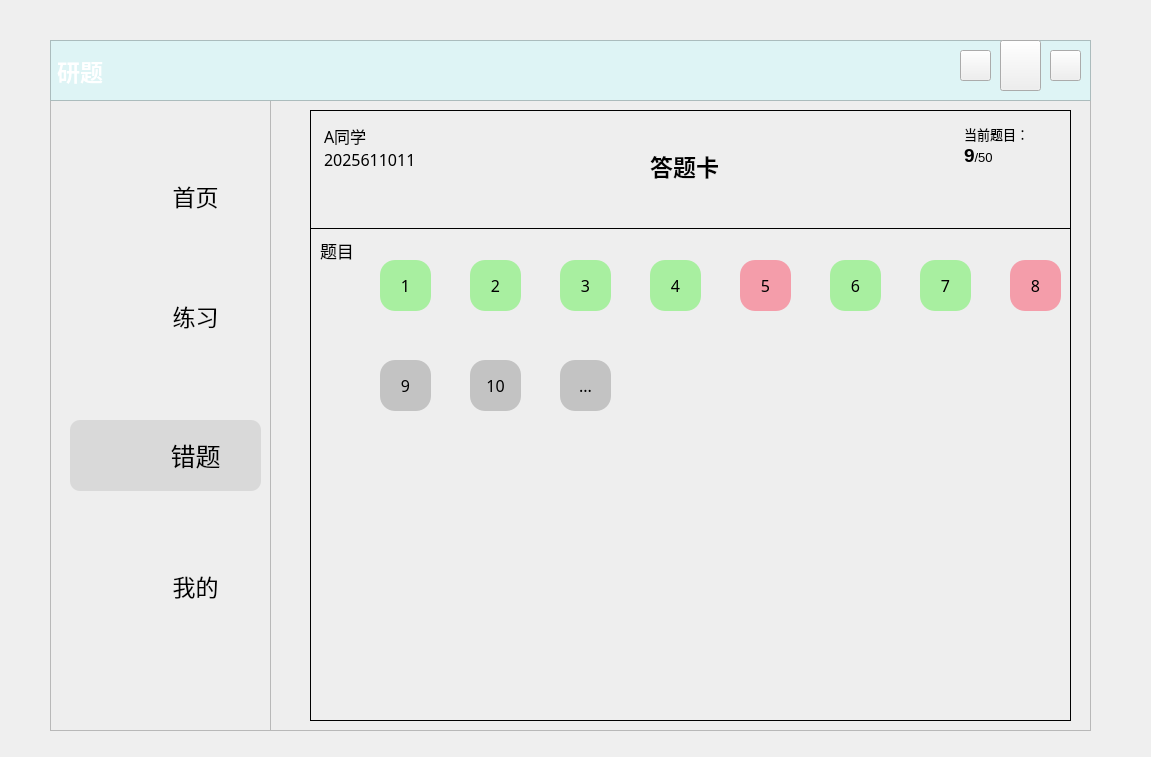
This is UI前端/UI美化1.0/错题答题卡UI_1.0.ui in EdmitSpera/Postgraduate-question-system as Qt 5 draws it before an edit. The edited form follows.
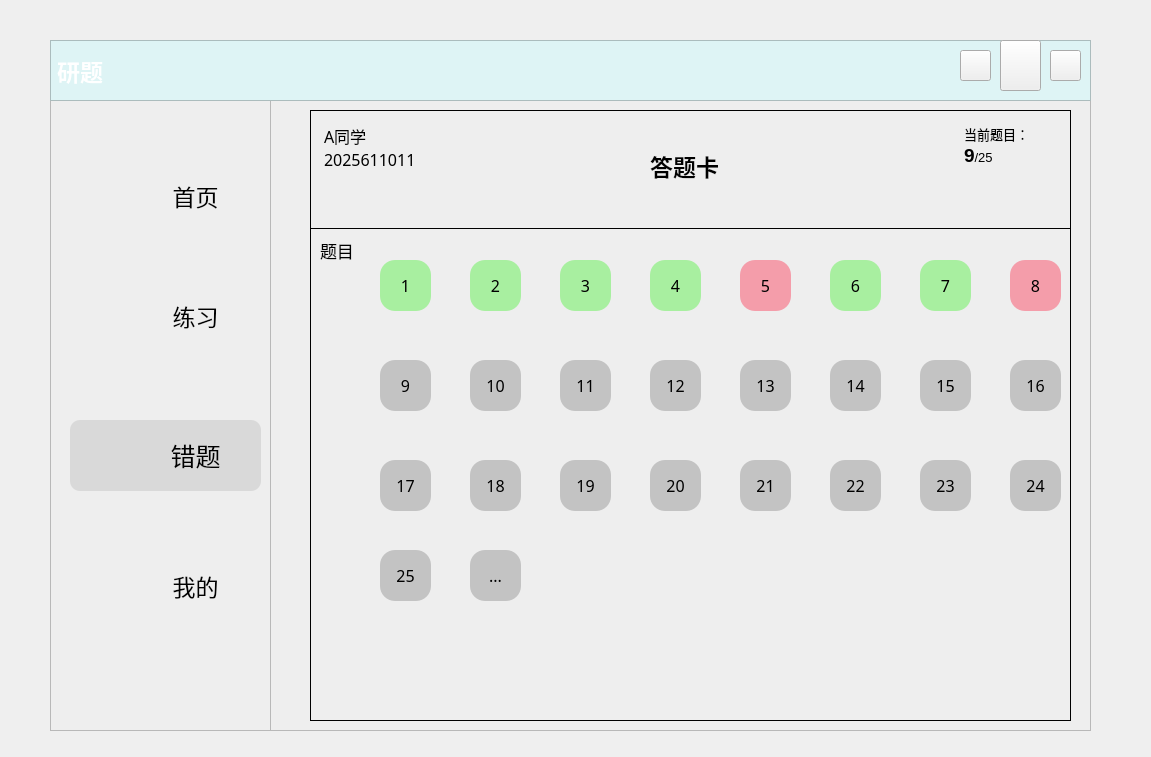
This is the edited form. Icons and pictures are not drawn.

Diff of the .ui file:
```diff
--- a/UI前端/UI美化1.0/错题答题卡UI_1.0.ui
+++ b/UI前端/UI美化1.0/错题答题卡UI_1.0.ui
@@ -538,7 +538,7 @@
 p, li { white-space: pre-wrap; }
 &lt;/style&gt;&lt;/head&gt;&lt;body style=&quot; font-family:'SimSun'; font-size:9pt; font-weight:400; font-style:normal;&quot;&gt;
 &lt;p style=&quot; margin-top:0px; margin-bottom:0px; margin-left:0px; margin-right:0px; -qt-block-indent:0; text-indent:0px;&quot;&gt;&lt;span style=&quot; font-size:10pt;&quot;&gt;当前题目：&lt;/span&gt;&lt;/p&gt;
-&lt;p style=&quot; margin-top:0px; margin-bottom:0px; margin-left:0px; margin-right:0px; -qt-block-indent:0; text-indent:0px;&quot;&gt;&lt;span style=&quot; font-size:14pt; font-weight:600;&quot;&gt;9&lt;/span&gt;&lt;span style=&quot; font-size:10pt;&quot;&gt;/50&lt;/span&gt;&lt;/p&gt;
+&lt;p style=&quot; margin-top:0px; margin-bottom:0px; margin-left:0px; margin-right:0px; -qt-block-indent:0; text-indent:0px;&quot;&gt;&lt;span style=&quot; font-size:14pt; font-weight:600;&quot;&gt;9&lt;/span&gt;&lt;span style=&quot; font-size:10pt;&quot;&gt;/25&lt;/span&gt;&lt;/p&gt;
 &lt;p style=&quot;-qt-paragraph-type:empty; margin-top:0px; margin-bottom:0px; margin-left:0px; margin-right:0px; -qt-block-indent:0; text-indent:0px;&quot;&gt;&lt;br /&gt;&lt;/p&gt;&lt;/body&gt;&lt;/html&gt;</string>
     </property>
    </widget>
@@ -924,8 +924,8 @@
    <widget class="QPushButton" name="wrong_Qmore">
     <property name="geometry">
      <rect>
-      <x>250</x>
-      <y>250</y>
+      <x>160</x>
+      <y>440</y>
       <width>51</width>
       <height>51</height>
      </rect>
@@ -953,6 +953,486 @@
      <string>...</string>
     </property>
    </widget>
+   <widget class="QPushButton" name="wrong_Q11">
+    <property name="geometry">
+     <rect>
+      <x>250</x>
+      <y>250</y>
+      <width>51</width>
+      <height>51</height>
+     </rect>
+    </property>
+    <property name="font">
+     <font>
+      <family>微软雅黑</family>
+      <pointsize>12</pointsize>
+     </font>
+    </property>
+    <property name="styleSheet">
+     <string notr="true">QPushButton{
+background-color: rgb(195, 195, 195);
+border-radius:15px}
+QPushButton:pressed{
+	padding-left:5px;
+	padding-top:5px;
+}
+QPushButton:hover{
+	background-color: rgb(217, 217, 217);
+	border-radius:15px
+}</string>
+    </property>
+    <property name="text">
+     <string>11</string>
+    </property>
+   </widget>
+   <widget class="QPushButton" name="wrong_Q12">
+    <property name="geometry">
+     <rect>
+      <x>340</x>
+      <y>250</y>
+      <width>51</width>
+      <height>51</height>
+     </rect>
+    </property>
+    <property name="font">
+     <font>
+      <family>微软雅黑</family>
+      <pointsize>12</pointsize>
+     </font>
+    </property>
+    <property name="styleSheet">
+     <string notr="true">QPushButton{
+background-color: rgb(195, 195, 195);
+border-radius:15px}
+QPushButton:pressed{
+	padding-left:5px;
+	padding-top:5px;
+}
+QPushButton:hover{
+	background-color: rgb(217, 217, 217);
+	border-radius:15px
+}</string>
+    </property>
+    <property name="text">
+     <string>12</string>
+    </property>
+   </widget>
+   <widget class="QPushButton" name="wrong_Q17">
+    <property name="geometry">
+     <rect>
+      <x>70</x>
+      <y>350</y>
+      <width>51</width>
+      <height>51</height>
+     </rect>
+    </property>
+    <property name="font">
+     <font>
+      <family>微软雅黑</family>
+      <pointsize>12</pointsize>
+     </font>
+    </property>
+    <property name="styleSheet">
+     <string notr="true">QPushButton{
+background-color: rgb(195, 195, 195);
+border-radius:15px}
+QPushButton:pressed{
+	padding-left:5px;
+	padding-top:5px;
+}
+QPushButton:hover{
+	background-color: rgb(217, 217, 217);
+	border-radius:15px
+}</string>
+    </property>
+    <property name="text">
+     <string>17</string>
+    </property>
+   </widget>
+   <widget class="QPushButton" name="wrong_Q18">
+    <property name="geometry">
+     <rect>
+      <x>160</x>
+      <y>350</y>
+      <width>51</width>
+      <height>51</height>
+     </rect>
+    </property>
+    <property name="font">
+     <font>
+      <family>微软雅黑</family>
+      <pointsize>12</pointsize>
+     </font>
+    </property>
+    <property name="styleSheet">
+     <string notr="true">QPushButton{
+background-color: rgb(195, 195, 195);
+border-radius:15px}
+QPushButton:pressed{
+	padding-left:5px;
+	padding-top:5px;
+}
+QPushButton:hover{
+	background-color: rgb(217, 217, 217);
+	border-radius:15px
+}</string>
+    </property>
+    <property name="text">
+     <string>18</string>
+    </property>
+   </widget>
+   <widget class="QPushButton" name="wrong_Q19">
+    <property name="geometry">
+     <rect>
+      <x>250</x>
+      <y>350</y>
+      <width>51</width>
+      <height>51</height>
+     </rect>
+    </property>
+    <property name="font">
+     <font>
+      <family>微软雅黑</family>
+      <pointsize>12</pointsize>
+     </font>
+    </property>
+    <property name="styleSheet">
+     <string notr="true">QPushButton{
+background-color: rgb(195, 195, 195);
+border-radius:15px}
+QPushButton:pressed{
+	padding-left:5px;
+	padding-top:5px;
+}
+QPushButton:hover{
+	background-color: rgb(217, 217, 217);
+	border-radius:15px
+}</string>
+    </property>
+    <property name="text">
+     <string>19</string>
+    </property>
+   </widget>
+   <widget class="QPushButton" name="wrong_Q14">
+    <property name="geometry">
+     <rect>
+      <x>520</x>
+      <y>250</y>
+      <width>51</width>
+      <height>51</height>
+     </rect>
+    </property>
+    <property name="font">
+     <font>
+      <family>微软雅黑</family>
+      <pointsize>12</pointsize>
+     </font>
+    </property>
+    <property name="styleSheet">
+     <string notr="true">QPushButton{
+background-color: rgb(195, 195, 195);
+border-radius:15px}
+QPushButton:pressed{
+	padding-left:5px;
+	padding-top:5px;
+}
+QPushButton:hover{
+	background-color: rgb(217, 217, 217);
+	border-radius:15px
+}</string>
+    </property>
+    <property name="text">
+     <string>14</string>
+    </property>
+   </widget>
+   <widget class="QPushButton" name="wrong_Q13">
+    <property name="geometry">
+     <rect>
+      <x>430</x>
+      <y>250</y>
+      <width>51</width>
+      <height>51</height>
+     </rect>
+    </property>
+    <property name="font">
+     <font>
+      <family>微软雅黑</family>
+      <pointsize>12</pointsize>
+     </font>
+    </property>
+    <property name="styleSheet">
+     <string notr="true">QPushButton{
+background-color: rgb(195, 195, 195);
+border-radius:15px}
+QPushButton:pressed{
+	padding-left:5px;
+	padding-top:5px;
+}
+QPushButton:hover{
+	background-color: rgb(217, 217, 217);
+	border-radius:15px
+}</string>
+    </property>
+    <property name="text">
+     <string>13</string>
+    </property>
+   </widget>
+   <widget class="QPushButton" name="wrong_Q22">
+    <property name="geometry">
+     <rect>
+      <x>520</x>
+      <y>350</y>
+      <width>51</width>
+      <height>51</height>
+     </rect>
+    </property>
+    <property name="font">
+     <font>
+      <family>微软雅黑</family>
+      <pointsize>12</pointsize>
+     </font>
+    </property>
+    <property name="styleSheet">
+     <string notr="true">QPushButton{
+background-color: rgb(195, 195, 195);
+border-radius:15px}
+QPushButton:pressed{
+	padding-left:5px;
+	padding-top:5px;
+}
+QPushButton:hover{
+	background-color: rgb(217, 217, 217);
+	border-radius:15px
+}</string>
+    </property>
+    <property name="text">
+     <string>22</string>
+    </property>
+   </widget>
+   <widget class="QPushButton" name="wrong_Q21">
+    <property name="geometry">
+     <rect>
+      <x>430</x>
+      <y>350</y>
+      <width>51</width>
+      <height>51</height>
+     </rect>
+    </property>
+    <property name="font">
+     <font>
+      <family>微软雅黑</family>
+      <pointsize>12</pointsize>
+     </font>
+    </property>
+    <property name="styleSheet">
+     <string notr="true">QPushButton{
+background-color: rgb(195, 195, 195);
+border-radius:15px}
+QPushButton:pressed{
+	padding-left:5px;
+	padding-top:5px;
+}
+QPushButton:hover{
+	background-color: rgb(217, 217, 217);
+	border-radius:15px
+}</string>
+    </property>
+    <property name="text">
+     <string>21</string>
+    </property>
+   </widget>
+   <widget class="QPushButton" name="wrong_Q20">
+    <property name="geometry">
+     <rect>
+      <x>340</x>
+      <y>350</y>
+      <width>51</width>
+      <height>51</height>
+     </rect>
+    </property>
+    <property name="font">
+     <font>
+      <family>微软雅黑</family>
+      <pointsize>12</pointsize>
+     </font>
+    </property>
+    <property name="styleSheet">
+     <string notr="true">QPushButton{
+background-color: rgb(195, 195, 195);
+border-radius:15px}
+QPushButton:pressed{
+	padding-left:5px;
+	padding-top:5px;
+}
+QPushButton:hover{
+	background-color: rgb(217, 217, 217);
+	border-radius:15px
+}</string>
+    </property>
+    <property name="text">
+     <string>20</string>
+    </property>
+   </widget>
+   <widget class="QPushButton" name="wrong_Q16">
+    <property name="geometry">
+     <rect>
+      <x>700</x>
+      <y>250</y>
+      <width>51</width>
+      <height>51</height>
+     </rect>
+    </property>
+    <property name="font">
+     <font>
+      <family>微软雅黑</family>
+      <pointsize>12</pointsize>
+     </font>
+    </property>
+    <property name="styleSheet">
+     <string notr="true">QPushButton{
+background-color: rgb(195, 195, 195);
+border-radius:15px}
+QPushButton:pressed{
+	padding-left:5px;
+	padding-top:5px;
+}
+QPushButton:hover{
+	background-color: rgb(217, 217, 217);
+	border-radius:15px
+}</string>
+    </property>
+    <property name="text">
+     <string>16</string>
+    </property>
+   </widget>
+   <widget class="QPushButton" name="wrong_Q15">
+    <property name="geometry">
+     <rect>
+      <x>610</x>
+      <y>250</y>
+      <width>51</width>
+      <height>51</height>
+     </rect>
+    </property>
+    <property name="font">
+     <font>
+      <family>微软雅黑</family>
+      <pointsize>12</pointsize>
+     </font>
+    </property>
+    <property name="styleSheet">
+     <string notr="true">QPushButton{
+background-color: rgb(195, 195, 195);
+border-radius:15px}
+QPushButton:pressed{
+	padding-left:5px;
+	padding-top:5px;
+}
+QPushButton:hover{
+	background-color: rgb(217, 217, 217);
+	border-radius:15px
+}</string>
+    </property>
+    <property name="text">
+     <string>15</string>
+    </property>
+   </widget>
+   <widget class="QPushButton" name="wrong_Q23">
+    <property name="geometry">
+     <rect>
+      <x>610</x>
+      <y>350</y>
+      <width>51</width>
+      <height>51</height>
+     </rect>
+    </property>
+    <property name="font">
+     <font>
+      <family>微软雅黑</family>
+      <pointsize>12</pointsize>
+     </font>
+    </property>
+    <property name="styleSheet">
+     <string notr="true">QPushButton{
+background-color: rgb(195, 195, 195);
+border-radius:15px}
+QPushButton:pressed{
+	padding-left:5px;
+	padding-top:5px;
+}
+QPushButton:hover{
+	background-color: rgb(217, 217, 217);
+	border-radius:15px
+}</string>
+    </property>
+    <property name="text">
+     <string>23</string>
+    </property>
+   </widget>
+   <widget class="QPushButton" name="wrong_Q25">
+    <property name="geometry">
+     <rect>
+      <x>70</x>
+      <y>440</y>
+      <width>51</width>
+      <height>51</height>
+     </rect>
+    </property>
+    <property name="font">
+     <font>
+      <family>微软雅黑</family>
+      <pointsize>12</pointsize>
+     </font>
+    </property>
+    <property name="styleSheet">
+     <string notr="true">QPushButton{
+background-color: rgb(195, 195, 195);
+border-radius:15px}
+QPushButton:pressed{
+	padding-left:5px;
+	padding-top:5px;
+}
+QPushButton:hover{
+	background-color: rgb(217, 217, 217);
+	border-radius:15px
+}</string>
+    </property>
+    <property name="text">
+     <string>25</string>
+    </property>
+   </widget>
+   <widget class="QPushButton" name="wrong_Q24">
+    <property name="geometry">
+     <rect>
+      <x>700</x>
+      <y>350</y>
+      <width>51</width>
+      <height>51</height>
+     </rect>
+    </property>
+    <property name="font">
+     <font>
+      <family>微软雅黑</family>
+      <pointsize>12</pointsize>
+     </font>
+    </property>
+    <property name="styleSheet">
+     <string notr="true">QPushButton{
+background-color: rgb(195, 195, 195);
+border-radius:15px}
+QPushButton:pressed{
+	padding-left:5px;
+	padding-top:5px;
+}
+QPushButton:hover{
+	background-color: rgb(217, 217, 217);
+	border-radius:15px
+}</string>
+    </property>
+    <property name="text">
+     <string>24</string>
+    </property>
+   </widget>
   </widget>
   <zorder>frame_left</zorder>
   <zorder>label_right</zorder>
```
Left out of the diff: 5 changed lines with no effect on the pictures.
